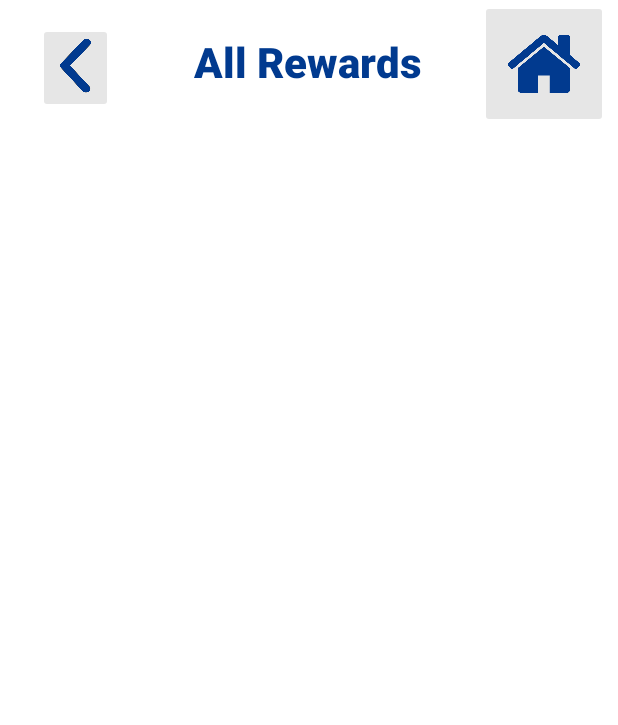
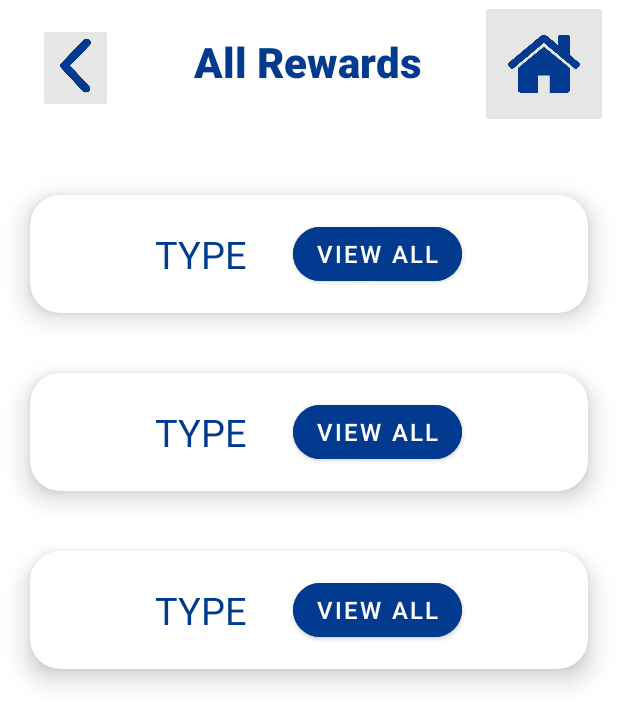
Before and after one commit to Gopher-Industries/Team-Eternals, an Android app: the layout fragment_allrewards.xml on its own in the app's theme, with its tools: preview values and no code run, on a phone screen of 412 x 824 dp. Shown: the top 725 px of the screen. Run offline under Robolectric (Android 15) with nearby library versions, the phone set to English and light mode, and no system bars.

Commit message:
James Nemecek - Completed all RecyclerViews for all design pages for task 3

```diff
--- /dev/null
+++ b/app/src/main/res/layout/allrewards_item.xml
@@ -0,0 +1,40 @@
+<?xml version="1.0" encoding="utf-8"?>
+<androidx.cardview.widget.CardView
+    xmlns:android="http://schemas.android.com/apk/res/android"
+    android:layout_width="match_parent"
+    android:layout_height="wrap_content"
+    xmlns:app="http://schemas.android.com/apk/res-auto"
+    app:cardElevation="10dp"
+    app:cardCornerRadius="20dp"
+    android:layout_margin="20dp"
+    android:backgroundTint="#FFFFFF">
+
+    <LinearLayout
+        android:layout_width="fill_parent"
+        android:layout_height="fill_parent"
+        android:layout_gravity="center_vertical"
+        android:orientation="horizontal"
+        android:gravity="center"
+        android:layout_marginTop="15dp"
+        android:layout_marginBottom="15dp">
+
+        <TextView
+            android:layout_width="wrap_content"
+            android:layout_height="wrap_content"
+            android:text="@string/type_items"
+            android:textColor="#013A8F"
+            android:fontFamily="sans-serif"
+            android:textSize="25sp"
+            android:layout_marginEnd="30dp">
+        </TextView>
+        <Button
+            android:id="@+id/button"
+            android:layout_width="wrap_content"
+            android:layout_height="wrap_content"
+            android:backgroundTint="#013A8F"
+            android:text="@string/view_all_item"
+            android:textSize="16sp"
+            app:cornerRadius="18dp" />
+    </LinearLayout>
+
+</androidx.cardview.widget.CardView>
--- a/app/src/main/res/layout/fragment_allrewards.xml
+++ b/app/src/main/res/layout/fragment_allrewards.xml
@@ -54,5 +54,16 @@
             app:layout_constraintLeft_toLeftOf="parent"
             app:layout_constraintRight_toRightOf="parent"
             app:layout_constraintTop_toTopOf="parent" />
+
+        <androidx.recyclerview.widget.RecyclerView
+            android:id="@+id/allRewardsRecycler"
+            android:layout_width="match_parent"
+            android:layout_height="match_parent"
+            android:layout_marginTop="50dp"
+            app:layout_constraintLeft_toLeftOf="parent"
+            app:layout_constraintRight_toRightOf="parent"
+            app:layout_constraintTop_toBottomOf="@id/AllRewardsTitle"
+            app:layout_constraintBottom_toBottomOf="parent"
+            tools:listitem="@layout/allrewards_item"/>
     </androidx.constraintlayout.widget.ConstraintLayout>
 </ScrollView>
--- a/app/src/main/res/values/strings.xml
+++ b/app/src/main/res/values/strings.xml
@@ -25,4 +25,12 @@
     <string name="existing_rewards_title">Existing Rewards</string>
     <string name="home_icon_rewards">home icon</string>
     <string name="back_icon_rewards">back icon</string>
+    <string name="voucher">Voucher:</string>
+    <string name="unknown">Unknown</string>
+    <string name="points1">Points:</string>
+    <string name="voucher_item">VOUCHER</string>
+    <string name="type_item">TYPE</string>
+    <string name="claim_item">CLAIM</string>
+    <string name="type_items">TYPE</string>
+    <string name="view_all_item">VIEW ALL</string>
 </resources>
```
Also changed, not shown: app/src/main/res/layout/existingrewards_item.xml (added, +53 -0 lines), app/src/main/res/layout/fragment_exisitngrewards.xml (+11 -0 lines), app/src/main/res/layout/fragment_mywishlist.xml (+15 -5 lines), app/src/main/res/layout/wishlist_item.xml (added, +72 -0 lines).
